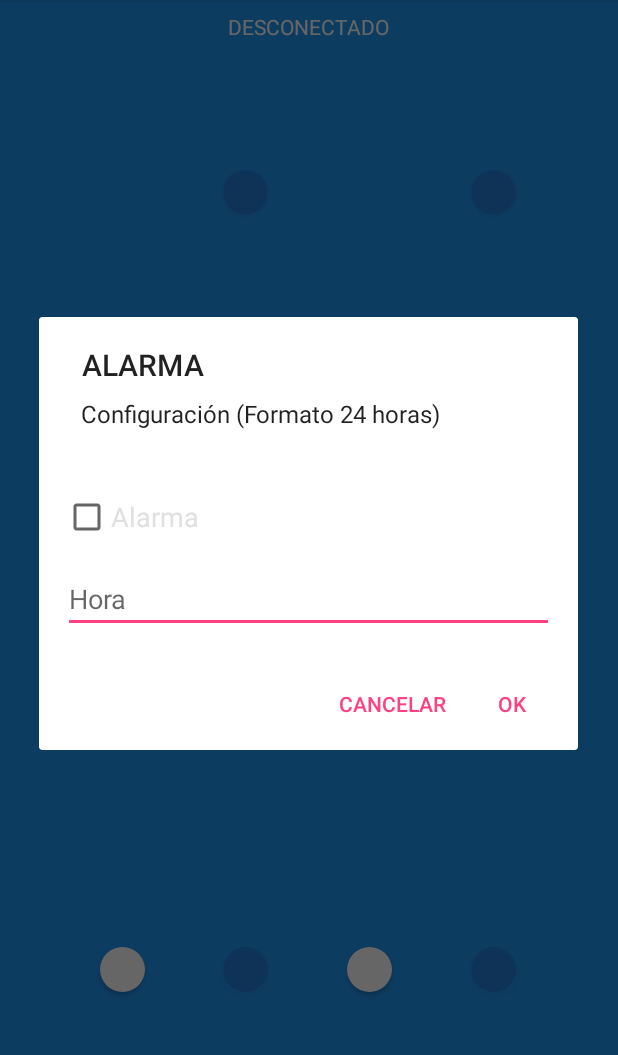
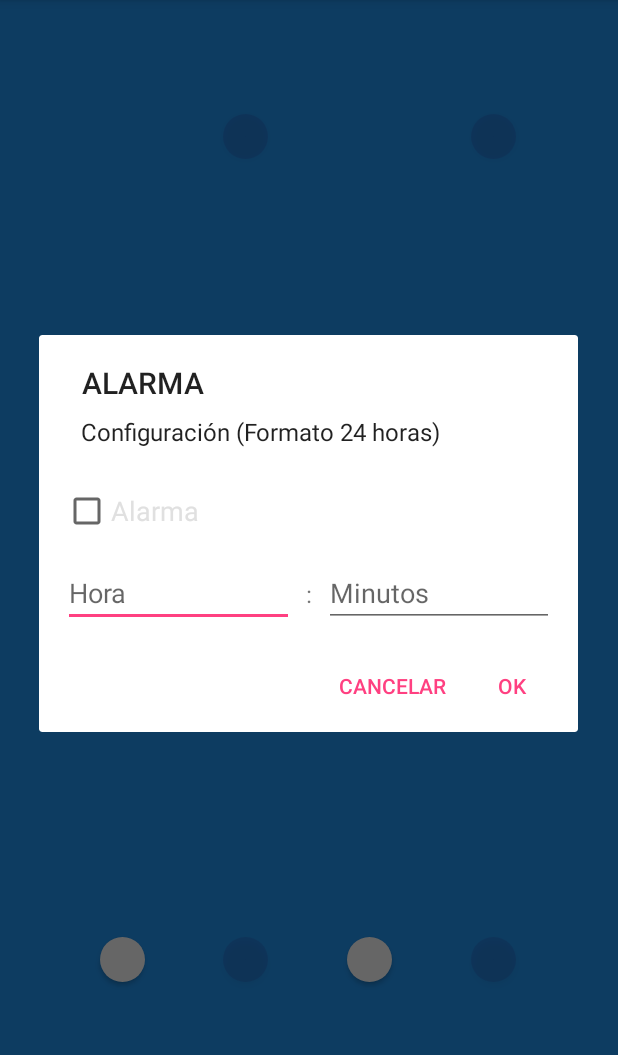
Before and after one commit to ramoncinp/RelojcinBinarioWifiAndroid, an Android app: the screen it shows after launch (MainActivity), after a tap on "Alarma", on a phone screen of 412 x 824 dp, the part 84-1139 px from its top. Run offline under Robolectric (Android 15) with nearby library versions, the phone set to English and light mode, and no system bars.

```diff
--- a/app/src/main/java/com/example/msi/relojcinbinario/MainActivity.java
+++ b/app/src/main/java/com/example/msi/relojcinbinario/MainActivity.java
@@ -24,7 +24,6 @@ import android.widget.Button;
 import android.widget.CheckBox;
 import android.widget.CompoundButton;
 import android.widget.EditText;
-import android.widget.TextView;
 import android.widget.Toast;
 
 import java.text.DateFormat;
@@ -58,8 +57,6 @@ public class MainActivity extends AppCompatActivity
     private Button mu2;
     private Button mu3;
     private Button mu4;
-
-    private TextView connectionStatus;
 
     private Client.OnMessageReceived clientListener = new Client.OnMessageReceived()
     {
@@ -151,7 +148,6 @@ public class MainActivity extends AppCompatActivity
                     {
                         connectedToWifi = false;
                     }
-                    evaluateConnection();
                 }
             }
         }
@@ -177,8 +173,6 @@ public class MainActivity extends AppCompatActivity
         mu3 = (Button) findViewById(R.id.mu3);
         mu4 = (Button) findViewById(R.id.mu4);
 
-        connectionStatus = (TextView) findViewById(R.id.connectionStatus);
-
         tickReceiver = new BroadcastReceiver()
         {
             @Override
@@ -196,8 +190,6 @@ public class MainActivity extends AppCompatActivity
         //Register the broadcast receiver to receive TIME_TICK
         registerReceiver(tickReceiver, new IntentFilter(Intent.ACTION_TIME_TICK));
 
-        evaluateConnection();
-
         initButtonArray();
         digitalToBinaryClock();
     }
@@ -210,17 +202,6 @@ public class MainActivity extends AppCompatActivity
         paquete += "m" + minutos + '\n';
 
         sendMessage(paquete);
-    }
-
-    private void evaluateConnection()
-    {
-        if (connectionStatus != null)
-        {
-            if (connectedToWifi)
-                connectionStatus.setText("CONECTADO");
-            else
-                connectionStatus.setText("DESCONECTADO");
-        }
     }
 
     @Override
@@ -267,7 +248,8 @@ public class MainActivity extends AppCompatActivity
     {
         View checkBoxView = View.inflate(this, R.layout.alarmsettings, null);
         final CheckBox checkBox = (CheckBox) checkBoxView.findViewById(R.id.checkbox);
-        final EditText edittext = (EditText) checkBoxView.findViewById(R.id.edittexthour);
+        final EditText edittext1 = (EditText) checkBoxView.findViewById(R.id.hour);
+        final EditText edittext2 = (EditText) checkBoxView.findViewById(R.id.minutes);
         checkBox.setOnCheckedChangeListener(new CompoundButton.OnCheckedChangeListener()
         {
             @Override
@@ -290,7 +272,8 @@ public class MainActivity extends AppCompatActivity
         if (alarmActivated)
         {
             checkBox.setChecked(true);
-            edittext.setText(alarmTime);
+            edittext1.setText(alarmTime.substring(0, alarmTime.indexOf(":")));
+            edittext2.setText(alarmTime.substring(alarmTime.indexOf(":") + 1));
         }
         else
         {
@@ -306,13 +289,15 @@ public class MainActivity extends AppCompatActivity
                 {
                     public void onClick(DialogInterface dialog, int id)
                     {
-                        alarmTime = edittext.getText().toString();
+                        alarmTime = edittext1.getText().toString();
+                        alarmTime += ":";
+                        alarmTime += edittext2.getText().toString();
+
                         if (checkBox.isChecked())
                         {
                             alarmActivated = true;
                             sendMessage("a" + alarmTime + '\n');
                             Toast.makeText(getApplicationContext(), "Alarma configurada", Toast.LENGTH_SHORT).show();
-
                         }
                         else
                         {
@@ -342,6 +327,7 @@ public class MainActivity extends AppCompatActivity
                 if (!paquete.equals(""))
                 {
                     //mTcpClient.sendMessage(paquete);
+                    sendMessage(paquete);
                     Toast.makeText(this, "Editando información", Toast.LENGTH_SHORT).show();
                 }
 
@@ -550,16 +536,6 @@ public class MainActivity extends AppCompatActivity
         String incomingMessage;
         SharedPreferences sharedPreferences = PreferenceManager.getDefaultSharedPreferences(getApplicationContext());
         SharedPreferences.Editor editor = sharedPreferences.edit();
-        /*
-                paquete += "s" + sharedPrefs.getString("ssid", "") + '\n';
-        paquete += "c" + sharedPrefs.getString("pass", "") + '\n';
-        paquete += "i" + sharedPrefs.getString("ip", "") + '\n';
-        paquete += "p" + sharedPrefs.getString("port", "") + '\n';
-        paquete += "m" + sharedPrefs.getString("placas", "") + '\n';
-        paquete += "d" + sharedPrefs.getString("engdisp", "") + '\n';
-
-
-         */
 
         while (completeMessage.contains("\n"))
         {
--- a/app/src/main/res/layout/activity_main.xml
+++ b/app/src/main/res/layout/activity_main.xml
@@ -7,23 +7,6 @@
     android:background="@color/blue"
     android:orientation="vertical"
     tools:context="com.example.msi.relojcinbinario.MainActivity">
-
-    <LinearLayout
-        android:layout_marginTop="8dp"
-        android:layout_width="match_parent"
-        android:layout_height="0dp"
-        android:layout_weight="0.2"
-        android:orientation="vertical">
-
-        <TextView
-            android:id="@+id/connectionStatus"
-            android:layout_width="wrap_content"
-            android:layout_height="wrap_content"
-            android:text="CONTECTADO"
-            android:layout_gravity="center_horizontal"
-            android:textColor="@color/white"/>
-
-    </LinearLayout>
 
     <LinearLayout
         android:layout_width="match_parent"
--- a/app/src/main/res/layout/alarmsettings.xml
+++ b/app/src/main/res/layout/alarmsettings.xml
@@ -1,25 +1,75 @@
 <?xml version="1.0" encoding="utf-8"?>
 <LinearLayout
     xmlns:android="http://schemas.android.com/apk/res/android"
+    xmlns:app="http://schemas.android.com/apk/res-auto"
+    xmlns:tools="http://schemas.android.com/tools"
     android:layout_width="match_parent"
     android:layout_height="match_parent"
     android:orientation="vertical"
-    android:padding="8dp">
+    android:layout_margin="16dp">
 
     <CheckBox
         android:id="@+id/checkbox"
         style="?android:attr/textAppearanceMedium"
         android:layout_width="fill_parent"
         android:layout_height="wrap_content"
-        android:layout_margin="8dp"
-        android:textColor="@color/gray"/>
+        android:textColor="@color/gray"
+        android:layout_marginBottom="8dp"
+        android:layout_marginLeft="16dp"
+        android:layout_marginRight="16dp"/>
 
-    <EditText
-        android:id="@+id/edittexthour"
-        android:layout_width="fill_parent"
+    <android.support.constraint.ConstraintLayout
+        android:layout_width="match_parent"
         android:layout_height="wrap_content"
-        android:layout_margin="8dp"
-        android:hint="Hora"
-        android:inputType="time"/>
+        android:layout_marginLeft="16dp"
+        android:layout_marginRight="16dp"
+        android:orientation="horizontal">
+
+        <EditText
+            android:id="@+id/hour"
+            android:layout_width="0dp"
+            android:layout_height="wrap_content"
+            android:layout_marginBottom="8dp"
+            android:layout_marginRight="8dp"
+            android:layout_marginTop="8dp"
+            android:hint="Hora"
+            android:inputType="datetime"
+            app:layout_constraintBottom_toBottomOf="parent"
+            app:layout_constraintEnd_toStartOf="@+id/textView"
+            app:layout_constraintStart_toStartOf="parent"
+            app:layout_constraintTop_toTopOf="parent"/>
+
+        <TextView
+            android:id="@+id/textView"
+            android:layout_width="wrap_content"
+            android:layout_height="wrap_content"
+            android:layout_marginBottom="8dp"
+            android:layout_marginEnd="8dp"
+            android:layout_marginStart="8dp"
+            android:layout_marginTop="8dp"
+            android:layout_weight="1"
+            android:text=":"
+            android:textSize="16dp"
+            app:layout_constraintBottom_toBottomOf="parent"
+            app:layout_constraintEnd_toEndOf="parent"
+            app:layout_constraintStart_toStartOf="parent"
+            app:layout_constraintTop_toTopOf="parent"/>
+
+        <EditText
+            android:id="@+id/minutes"
+            android:layout_width="0dp"
+            android:layout_height="wrap_content"
+            android:layout_marginBottom="8dp"
+            android:layout_marginLeft="8dp"
+            android:layout_marginTop="8dp"
+            android:layout_weight="8"
+            android:hint="Minutos"
+            android:inputType="datetime"
+            app:layout_constraintBottom_toBottomOf="parent"
+            app:layout_constraintEnd_toEndOf="parent"
+            app:layout_constraintStart_toEndOf="@+id/textView"
+            app:layout_constraintTop_toTopOf="parent"/>
+
+    </android.support.constraint.ConstraintLayout>
 
 </LinearLayout>
```
